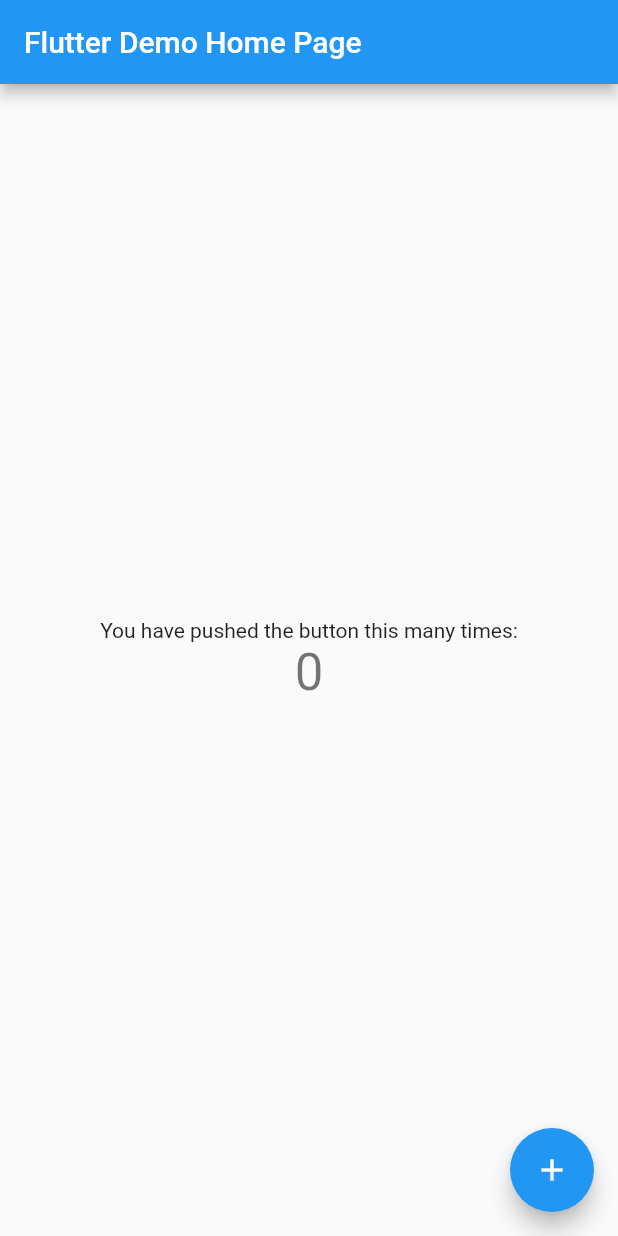
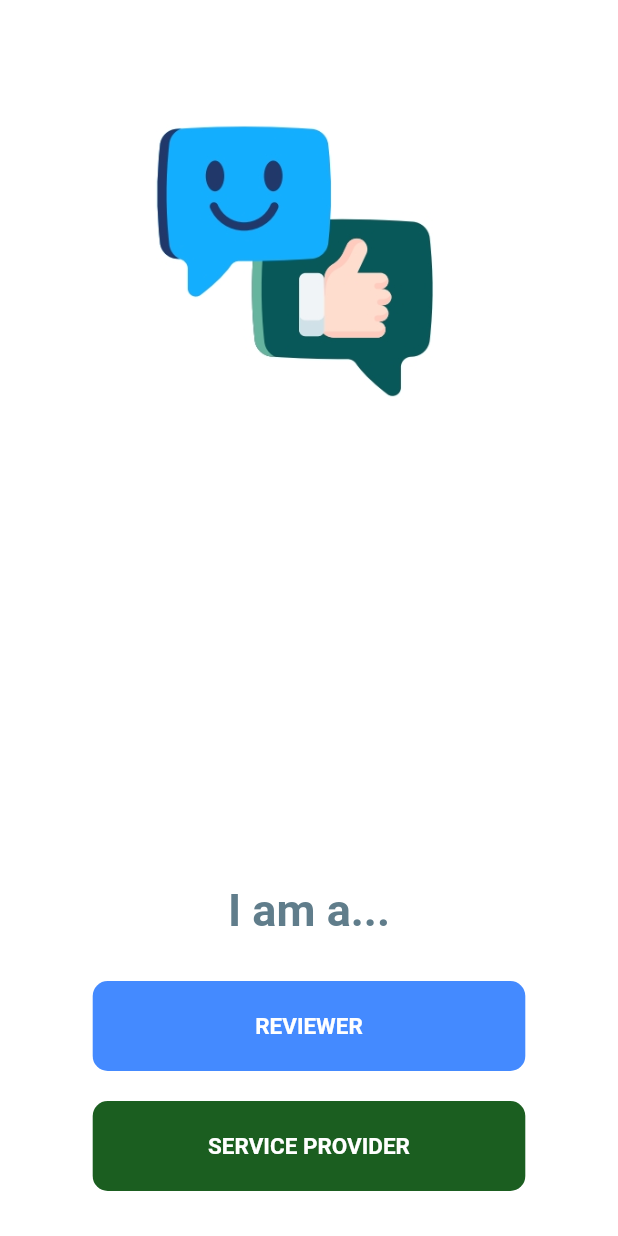
Before and after one commit to Tensae-abita/integrity, a Flutter app: the screen it shows after launch, on a phone screen of 412 x 824 dp. Run offline on Flutter 3.47's test engine with Material 2 defaults, Android fonts, the phone set to English and light mode, and no system bars.

Commit message:
first ui

```diff
--- a/lib/main.dart
+++ b/lib/main.dart
@@ -1,115 +1,62 @@
+import 'dart:async';
+
 import 'package:flutter/material.dart';
+import 'package:integrity/screens/first_page.dart';
+import 'package:flutter/cupertino.dart';
+
 
 void main() {
   runApp(const MyApp());
 }
 
-class MyApp extends StatelessWidget {
+class MyApp extends StatefulWidget {
   const MyApp({Key? key}) : super(key: key);
 
+  @override
+  State<MyApp> createState() => _MyAppState();
+}
+
+class _MyAppState extends State<MyApp> {
   // This widget is the root of your application.
   @override
   Widget build(BuildContext context) {
     return MaterialApp(
-      title: 'Flutter Demo',
-      theme: ThemeData(
-        // This is the theme of your application.
-        //
-        // Try running your application with "flutter run". You'll see the
-        // application has a blue toolbar. Then, without quitting the app, try
-        // changing the primarySwatch below to Colors.green and then invoke
-        // "hot reload" (press "r" in the console where you ran "flutter run",
-        // or simply save your changes to "hot reload" in a Flutter IDE).
-        // Notice that the counter didn't reset back to zero; the application
-        // is not restarted.
-        primarySwatch: Colors.blue,
-      ),
-      home: const MyHomePage(title: 'Flutter Demo Home Page'),
+      home: Home()
     );
   }
 }
 
-class MyHomePage extends StatefulWidget {
-  const MyHomePage({Key? key, required this.title}) : super(key: key);
+class Home extends StatefulWidget{
+  @override
+  State<StatefulWidget> createState() {
+    // TODO: implement createState
+    return HomePage();
+  }
 
-  // This widget is the home page of your application. It is stateful, meaning
-  // that it has a State object (defined below) that contains fields that affect
-  // how it looks.
-
-  // This class is the configuration for the state. It holds the values (in this
-  // case the title) provided by the parent (in this case the App widget) and
-  // used by the build method of the State. Fields in a Widget subclass are
-  // always marked "final".
-
-  final String title;
-
-  @override
-  State<MyHomePage> createState() => _MyHomePageState();
 }
 
-class _MyHomePageState extends State<MyHomePage> {
-  int _counter = 0;
+class HomePage extends State<Home>{
+  @override
+  void initState() {
+    // TODO: implement initState
+    super.initState();
+    StartTime();
+  }
+Future<Timer> StartTime()async{
+var duration=Duration(milliseconds: 1500);
+return Timer(duration, route);
+}
 
-  void _incrementCounter() {
-    setState(() {
-      // This call to setState tells the Flutter framework that something has
-      // changed in this State, which causes it to rerun the build method below
-      // so that the display can reflect the updated values. If we changed
-      // _counter without calling setState(), then the build method would not be
-      // called again, and so nothing would appear to happen.
-      _counter++;
-    });
+ route(){
+  Navigator.pushReplacement(context, MaterialPageRoute(builder: (context)=>First_page()));
+ }
+
+  Widget build(BuildContext context) {
+    return
+    Container(
+      child:Image.asset('assets/images/home.png')
+    );
   }
 
-  @override
-  Widget build(BuildContext context) {
-    // This method is rerun every time setState is called, for instance as done
-    // by the _incrementCounter method above.
-    //
-    // The Flutter framework has been optimized to make rerunning build methods
-    // fast, so that you can just rebuild anything that needs updating rather
-    // than having to individually change instances of widgets.
-    return Scaffold(
-      appBar: AppBar(
-        // Here we take the value from the MyHomePage object that was created by
-        // the App.build method, and use it to set our appbar title.
-        title: Text(widget.title),
-      ),
-      body: Center(
-        // Center is a layout widget. It takes a single child and positions it
-        // in the middle of the parent.
-        child: Column(
-          // Column is also a layout widget. It takes a list of children and
-          // arranges them vertically. By default, it sizes itself to fit its
-          // children horizontally, and tries to be as tall as its parent.
-          //
-          // Invoke "debug painting" (press "p" in the console, choose the
-          // "Toggle Debug Paint" action from the Flutter Inspector in Android
-          // Studio, or the "Toggle Debug Paint" command in Visual Studio Code)
-          // to see the wireframe for each widget.
-          //
-          // Column has various properties to control how it sizes itself and
-          // how it positions its children. Here we use mainAxisAlignment to
-          // center the children vertically; the main axis here is the vertical
-          // axis because Columns are vertical (the cross axis would be
-          // horizontal).
-          mainAxisAlignment: MainAxisAlignment.center,
-          children: <Widget>[
-            const Text(
-              'You have pushed the button this many times:',
-            ),
-            Text(
-              '$_counter',
-              style: Theme.of(context).textTheme.headline4,
-            ),
-          ],
-        ),
-      ),
-      floatingActionButton: FloatingActionButton(
-        onPressed: _incrementCounter,
-        tooltip: 'Increment',
-        child: const Icon(Icons.add),
-      ), // This trailing comma makes auto-formatting nicer for build methods.
-    );
-  }
+
 }
--- /dev/null
+++ b/lib/screens/first_page.dart
@@ -0,0 +1,96 @@
+import 'package:flutter/cupertino.dart';
+import 'package:flutter/material.dart';
+import 'package:integrity/screens/reviewer/auth.dart';
+
+
+class First_page extends StatefulWidget {
+  First_page({Key? key}) : super(key: key);
+
+  @override
+  State<First_page> createState() => _First_pageState();
+}
+
+class _First_pageState extends State<First_page> {
+  @override
+  Widget build(BuildContext context) {
+    return SafeArea(
+      child: Scaffold(
+
+        body: Container(
+          color: Colors.white,
+          child: Column(
+            mainAxisAlignment: MainAxisAlignment.spaceBetween,
+            children: [
+              Center(
+                child: Padding(
+                  padding: const EdgeInsets.all(40.0),
+                  child: Container(
+                    height: MediaQuery.of(context).size.height*0.3,
+                    width: MediaQuery.of(context).size.width*0.6,
+                    child: Image.asset("assets/images/logo.png")),
+                ),
+              ),
+              Padding(
+                padding: const EdgeInsets.symmetric(vertical: 30,horizontal: 30),
+                child: Container(
+
+                  child: Column(
+                    children:  [
+                     Text("I am a...",style: TextStyle(
+                      fontSize: 30,
+                      color: Colors.blueGrey,
+                      fontWeight: FontWeight.w700
+                     ),),
+                     SizedBox(
+                      height: 30,
+                     ),
+                     Container(
+
+                     decoration: BoxDecoration(
+                       borderRadius: BorderRadius.all(Radius.circular(10)),
+                           color: Colors.blueAccent,
+                     ),
+                     width: MediaQuery.of(context).size.width*0.7,
+                     height: 60,
+                       child: TextButton(
+
+                        onPressed: (){
+                           Navigator.push(
+                              context,
+                              MaterialPageRoute(builder: (context) => Register()),
+                            );
+                        }, child: Text("REVIEWER",style: TextStyle(
+                          fontSize: 15,
+                          fontWeight: FontWeight.w600,
+                          color: Colors.white
+                        ),)),
+                     ),
+                     SizedBox(
+                      height: 20,
+                     ),
+                     Container(
+                      decoration: BoxDecoration(
+                       borderRadius: BorderRadius.all(Radius.circular(10)),
+                        color: Colors.green[900],
+                     ),
+
+                      width: MediaQuery.of(context).size.width*0.7,
+                      height: 60,
+                      child: TextButton(onPressed: (){}, child: Text("SERVICE PROVIDER",
+                      style: TextStyle(
+                          fontSize: 15,
+                          fontWeight: FontWeight.w600,
+                          color: Colors.white
+                      ),
+                      )))
+                    ],
+                  ),
+                ),
+              )
+            ],
+          ),
+        ),
+      ),
+    );
+  }
+}
--- /dev/null
+++ b/lib/screens/reviewer/auth.dart
@@ -0,0 +1,24 @@
+import 'package:flutter/cupertino.dart';
+import 'package:flutter/material.dart';
+
+class Register extends StatefulWidget {
+  Register({Key? key}) : super(key: key);
+
+  @override
+  State<Register> createState() => _RegisterState();
+}
+
+class _RegisterState extends State<Register> {
+  @override
+  Widget build(BuildContext context) {
+    return SafeArea(
+      child: Scaffold(
+        body: Column(
+          children: [
+            Text('data')
+          ],
+        ),
+      ),
+    );
+  }
+}
--- a/pubspec.yaml
+++ b/pubspec.yaml
@@ -58,9 +58,8 @@
   uses-material-design: true
 
   # To add assets to your application, add an assets section, like this:
-  # assets:
-  #   - images/a_dot_burr.jpeg
-  #   - images/a_dot_ham.jpeg
+  assets:
+    - assets/images/
 
   # An image asset can refer to one or more resolution-specific "variants", see
   # https://flutter.dev/assets-and-images/#resolution-aware
```
Also changed, not shown: assets/images/home.png (added), assets/images/logo.png (added).
